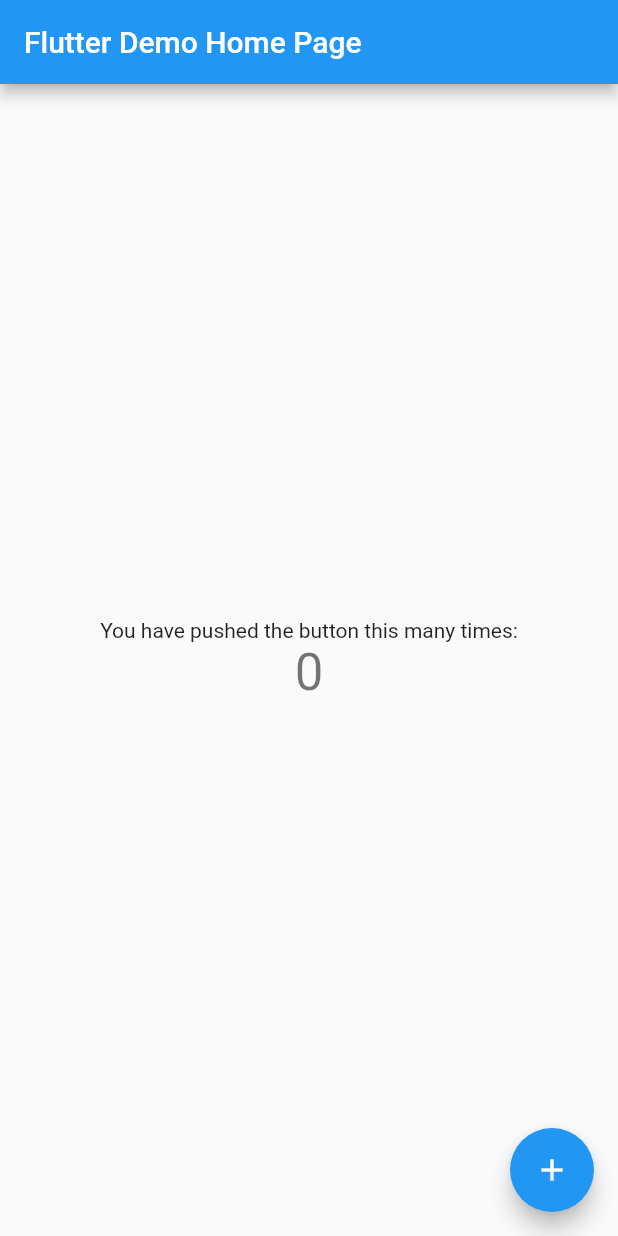
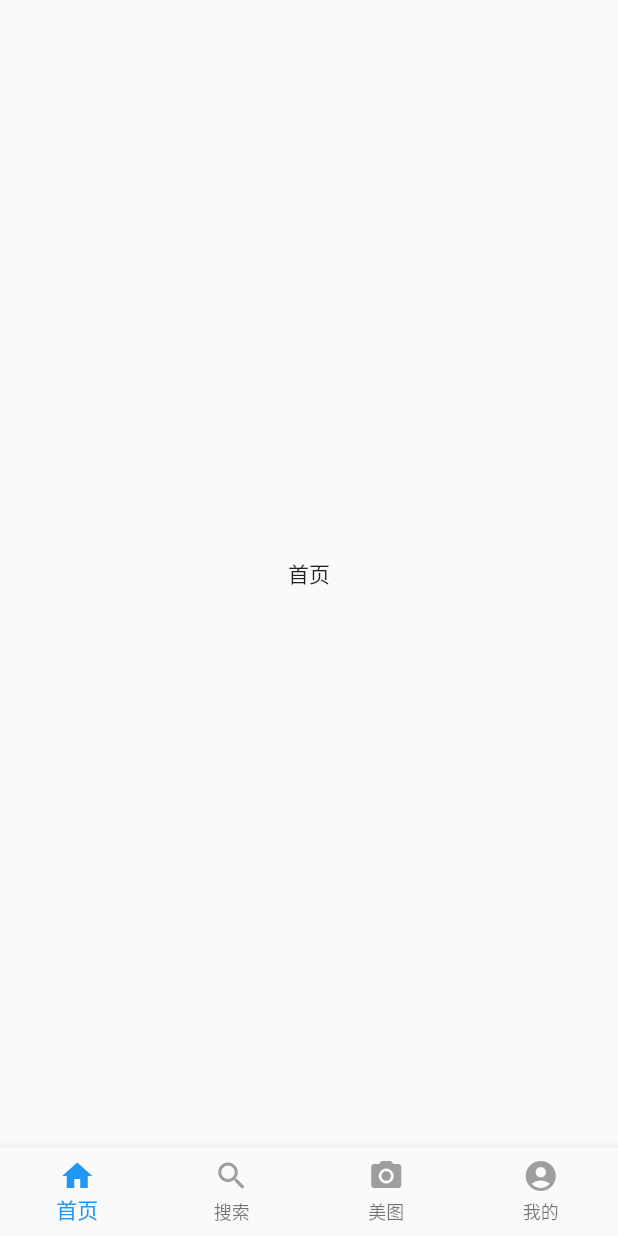
Before and after one commit to sdnuliu/flutter_instrument, a Flutter app: the screen it shows after launch, on a phone screen of 412 x 824 dp. Run offline on Flutter 3.47's test engine with Material 2 defaults, Android fonts, the phone set to English and light mode, and no system bars.

Commit message:
底部导航

```diff
--- a/lib/main.dart
+++ b/lib/main.dart
@@ -1,4 +1,5 @@
 import 'package:flutter/material.dart';
+import 'package:flutter_instrument/navigator/tab_navigator.dart';
 
 void main() => runApp(MyApp());
 
@@ -20,92 +21,7 @@ class MyApp extends StatelessWidget {
         // is not restarted.
         primarySwatch: Colors.blue,
       ),
-      home: MyHomePage(title: 'Flutter Demo Home Page'),
+      home: TabNavigator(),
     );
   }
 }
-
-class MyHomePage extends StatefulWidget {
-  MyHomePage({Key key, this.title}) : super(key: key);
-
-  // This widget is the home page of your application. It is stateful, meaning
-  // that it has a State object (defined below) that contains fields that affect
-  // how it looks.
-
-  // This class is the configuration for the state. It holds the values (in this
-  // case the title) provided by the parent (in this case the App widget) and
-  // used by the build method of the State. Fields in a Widget subclass are
-  // always marked "final".
-
-  final String title;
-
-  @override
-  _MyHomePageState createState() => _MyHomePageState();
-}
-
-class _MyHomePageState extends State<MyHomePage> {
-  int _counter = 0;
-
-  void _incrementCounter() {
-    setState(() {
-      // This call to setState tells the Flutter framework that something has
-      // changed in this State, which causes it to rerun the build method below
-      // so that the display can reflect the updated values. If we changed
-      // _counter without calling setState(), then the build method would not be
-      // called again, and so nothing would appear to happen.
-      _counter++;
-    });
-  }
-
-  @override
-  Widget build(BuildContext context) {
-    // This method is rerun every time setState is called, for instance as done
-    // by the _incrementCounter method above.
-    //
-    // The Flutter framework has been optimized to make rerunning build methods
-    // fast, so that you can just rebuild anything that needs updating rather
-    // than having to individually change instances of widgets.
-    return Scaffold(
-      appBar: AppBar(
-        // Here we take the value from the MyHomePage object that was created by
-        // the App.build method, and use it to set our appbar title.
-        title: Text(widget.title),
-      ),
-      body: Center(
-        // Center is a layout widget. It takes a single child and positions it
-        // in the middle of the parent.
-        child: Column(
-          // Column is also a layout widget. It takes a list of children and
-          // arranges them vertically. By default, it sizes itself to fit its
-          // children horizontally, and tries to be as tall as its parent.
-          //
-          // Invoke "debug painting" (press "p" in the console, choose the
-          // "Toggle Debug Paint" action from the Flutter Inspector in Android
-          // Studio, or the "Toggle Debug Paint" command in Visual Studio Code)
-          // to see the wireframe for each widget.
-          //
-          // Column has various properties to control how it sizes itself and
-          // how it positions its children. Here we use mainAxisAlignment to
-          // center the children vertically; the main axis here is the vertical
-          // axis because Columns are vertical (the cross axis would be
-          // horizontal).
-          mainAxisAlignment: MainAxisAlignment.center,
-          children: <Widget>[
-            Text(
-              'You have pushed the button this many times:',
-            ),
-            Text(
-              '$_counter',
-              style: Theme.of(context).textTheme.display1,
-            ),
-          ],
-        ),
-      ),
-      floatingActionButton: FloatingActionButton(
-        onPressed: _incrementCounter,
-        tooltip: 'Increment',
-        child: Icon(Icons.add),
-      ), // This trailing comma makes auto-formatting nicer for build methods.
-    );
-  }
-}
--- /dev/null
+++ b/lib/navigator/tab_navigator.dart
@@ -0,0 +1,81 @@
+import 'package:flutter/material.dart';
+import 'package:flutter_instrument/pages/home_page.dart';
+import 'package:flutter_instrument/pages/mine_page.dart';
+import 'package:flutter_instrument/pages/pic_page.dart';
+import 'package:flutter_instrument/pages/search_page.dart';
+
+///底部导航
+class TabNavigator extends StatefulWidget {
+  @override
+  _TabNavigatorState createState() => _TabNavigatorState();
+}
+
+class _TabNavigatorState extends State<TabNavigator> {
+  final _controller = PageController(initialPage: 0);
+  var _currentIndex = 0;
+  final _defalutColor = Colors.grey;
+  final _activeColor = Colors.blue;
+  final double _homeBottomFontSize = 13;
+
+  @override
+  Widget build(BuildContext context) {
+    return Scaffold(
+      body: PageView(
+        controller: _controller,
+        children: <Widget>[
+          HomePage(),
+          SearchPage(),
+          PicPage(),
+          MinePage(),
+        ],
+      ),
+      bottomNavigationBar: BottomNavigationBar(
+          currentIndex: _currentIndex,
+          onTap: (tapPage) {
+            _controller.jumpToPage(tapPage);
+            setState(() {
+              _currentIndex = tapPage;
+            });
+          },
+          type: BottomNavigationBarType.fixed,
+          items: [
+            BottomNavigationBarItem(
+                icon: Icon(Icons.home, color: _defalutColor),
+                activeIcon: Icon(Icons.home, color: _activeColor),
+                title: Text(
+                  '首页',
+                  style: TextStyle(
+                      color: _currentIndex == 0 ? _activeColor : _defalutColor,
+                      fontSize: _homeBottomFontSize),
+                )),
+            BottomNavigationBarItem(
+                icon: Icon(Icons.search, color: _defalutColor),
+                activeIcon: Icon(Icons.search, color: _activeColor),
+                title: Text(
+                  '搜索',
+                  style: TextStyle(
+                      color: _currentIndex == 1 ? _activeColor : _defalutColor,
+                      fontSize: _homeBottomFontSize),
+                )),
+            BottomNavigationBarItem(
+                icon: Icon(Icons.camera_alt, color: _defalutColor),
+                activeIcon: Icon(Icons.camera_alt, color: _activeColor),
+                title: Text(
+                  '美图',
+                  style: TextStyle(
+                      color: _currentIndex == 2 ? _activeColor : _defalutColor,
+                      fontSize: _homeBottomFontSize),
+                )),
+            BottomNavigationBarItem(
+                icon: Icon(Icons.account_circle, color: _defalutColor),
+                activeIcon: Icon(Icons.account_circle, color: _activeColor),
+                title: Text(
+                  '我的',
+                  style: TextStyle(
+                      color: _currentIndex == 3 ? _activeColor : _defalutColor,
+                      fontSize: _homeBottomFontSize),
+                )),
+          ]),
+    );
+  }
+}
--- /dev/null
+++ b/lib/pages/home_page.dart
@@ -0,0 +1,18 @@
+import 'package:flutter/material.dart';
+
+///首页
+class HomePage extends StatefulWidget {
+  @override
+  _HomePageState createState() => _HomePageState();
+}
+
+class _HomePageState extends State<HomePage> {
+  @override
+  Widget build(BuildContext context) {
+    return Scaffold(
+      body: Center(
+        child: Text('首页'),
+      ),
+    );
+  }
+}
--- /dev/null
+++ b/lib/pages/mine_page.dart
@@ -0,0 +1,18 @@
+import 'package:flutter/material.dart';
+
+///我的页
+class MinePage extends StatefulWidget {
+  @override
+  _MinePageState createState() => _MinePageState();
+}
+
+class _MinePageState extends State<MinePage> {
+  @override
+  Widget build(BuildContext context) {
+    return Scaffold(
+      body: Center(
+        child: Text('我的'),
+      ),
+    );
+  }
+}
--- /dev/null
+++ b/lib/pages/pic_page.dart
@@ -0,0 +1,18 @@
+import 'package:flutter/material.dart';
+
+///图片页
+class PicPage extends StatefulWidget {
+  @override
+  _PicPageState createState() => _PicPageState();
+}
+
+class _PicPageState extends State<PicPage> {
+  @override
+  Widget build(BuildContext context) {
+    return Scaffold(
+      body: Center(
+        child: Text('图片'),
+      ),
+    );
+  }
+}
--- /dev/null
+++ b/lib/pages/search_page.dart
@@ -0,0 +1,18 @@
+import 'package:flutter/material.dart';
+
+///搜索页
+class SearchPage extends StatefulWidget {
+  @override
+  _SearchPageState createState() => _SearchPageState();
+}
+
+class _SearchPageState extends State<SearchPage> {
+  @override
+  Widget build(BuildContext context) {
+    return Scaffold(
+      body: Center(
+        child: Text('搜索'),
+      ),
+    );
+  }
+}
--- a/pubspec.yaml
+++ b/pubspec.yaml
@@ -41,9 +41,9 @@ flutter:
   uses-material-design: true
 
   # To add assets to your application, add an assets section, like this:
-  # assets:
-  #  - images/a_dot_burr.jpeg
-  #  - images/a_dot_ham.jpeg
+  assets:
+    - assets/images/
+    - assets/images/2.0x/
 
   # An image asset can refer to one or more resolution-specific "variants", see
   # https://flutter.dev/assets-and-images/#resolution-aware.
```
